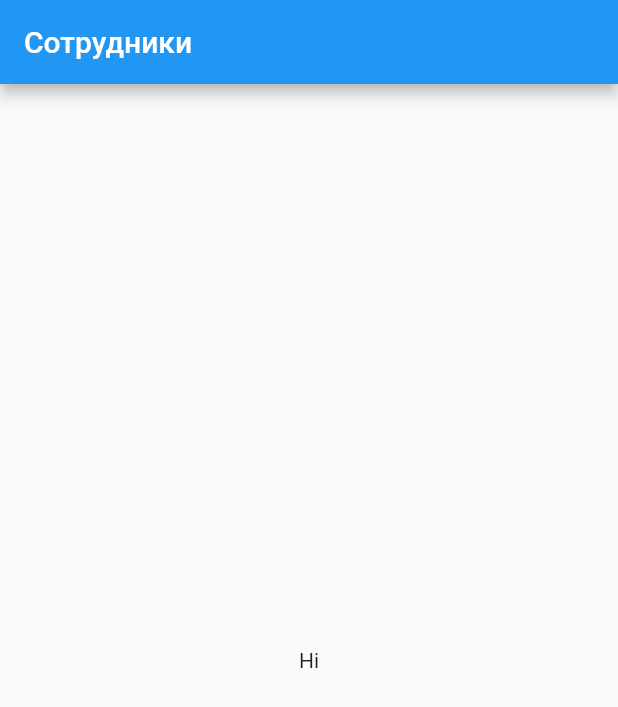
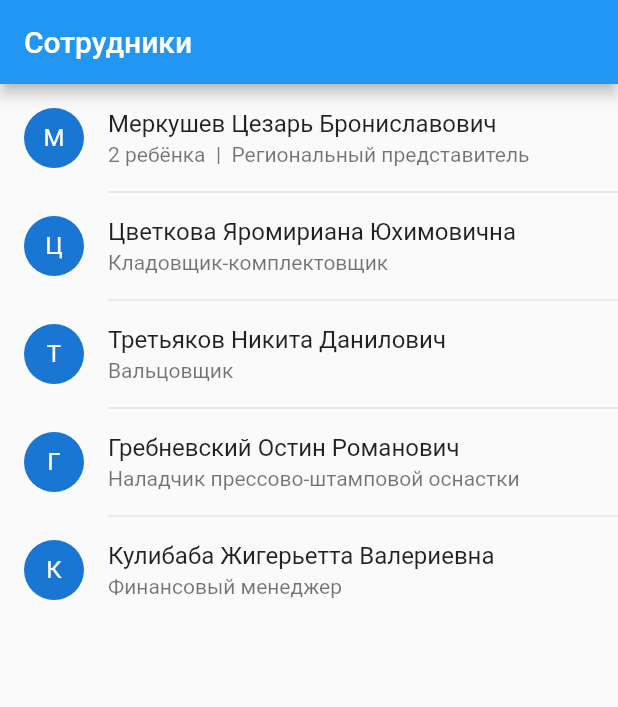
Before and after one commit to PiN73/employees, a Flutter app: the screen it shows after launch, on a phone screen of 412 x 824 dp. Shown: the top 707 px of the screen. Run offline on Flutter 3.47's test engine with Material 2 defaults, Android fonts, the phone set to English and light mode, and no system bars.

Commit message:
display data

```diff
--- /dev/null
+++ b/lib/data/dummy.dart
@@ -0,0 +1,54 @@
+import 'package:employees/models/child.dart';
+import 'package:employees/models/employee.dart';
+
+final List<Employee> dummyData = [
+  Employee(
+    lastName: 'Меркушев',
+    firstName: 'Цезарь',
+    middleName: 'Брониславович',
+    birthDate: DateTime(1991, 7, 26),
+    position: 'Региональный представитель',
+    children: [
+      Child(
+        lastName: 'Меркушев',
+        firstName: 'Болеслав',
+        middleName: 'Цезаревич',
+        birthDate: DateTime(2002, 12, 08),
+      ),
+      Child(
+        lastName: 'Меркушева',
+        firstName: 'Устина',
+        middleName: 'Цезаревна',
+        birthDate: DateTime(2006, 11, 18),
+      ),
+    ],
+  ),
+  Employee(
+    lastName: 'Цветкова',
+    firstName: 'Яромириана',
+    middleName: 'Юхимовична',
+    birthDate: DateTime(1994, 8, 30),
+    position: 'Кладовщик-комплектовщик',
+  ),
+  Employee(
+    lastName: 'Третьяков',
+    firstName: 'Никита',
+    middleName: 'Данилович',
+    birthDate: DateTime(1996, 7, 14),
+    position: 'Вальцовщик',
+  ),
+  Employee(
+    lastName: 'Гребневский',
+    firstName: 'Остин',
+    middleName: 'Романович',
+    birthDate: DateTime(1996, 5, 7),
+    position: 'Наладчик прессово-штамповой оснастки',
+  ),
+  Employee(
+    lastName: 'Кулибаба',
+    firstName: 'Жигерьетта',
+    middleName: 'Валериевна',
+    birthDate: DateTime(1993, 2, 24),
+    position: 'Финансовый менеджер',
+  ),
+];
--- /dev/null
+++ b/lib/data/repository.dart
@@ -0,0 +1,12 @@
+import 'dart:collection';
+
+import 'package:employees/data/dummy.dart';
+import 'package:employees/models/employee.dart';
+import 'package:flutter/foundation.dart';
+
+class Repository with ChangeNotifier {
+  List<Employee> _employees = dummyData;
+
+  UnmodifiableListView<Employee> get employees =>
+      UnmodifiableListView(_employees);
+}
--- a/lib/main.dart
+++ b/lib/main.dart
@@ -1,7 +1,20 @@
+import 'package:employees/data/repository.dart';
+import 'package:employees/pages/employees_page.dart';
 import 'package:flutter/material.dart';
+import 'package:intl/date_symbol_data_local.dart';
+import 'package:intl/intl.dart';
+import 'package:provider/provider.dart';
 
-void main() {
-  runApp(MyApp());
+void main() async {
+  // support only russian
+  Intl.defaultLocale = 'ru-RU';
+  await initializeDateFormatting('ru-RU');
+  runApp(
+    ChangeNotifierProvider(
+      create: (context) => Repository(),
+      child: MyApp(),
+    ),
+  );
 }
 
 class MyApp extends StatelessWidget {
@@ -12,22 +25,14 @@ class MyApp extends StatelessWidget {
       theme: ThemeData(
         primarySwatch: Colors.blue,
         visualDensity: VisualDensity.adaptivePlatformDensity,
+        pageTransitionsTheme: PageTransitionsTheme(
+          builders: {
+            TargetPlatform.android: ZoomPageTransitionsBuilder(),
+            TargetPlatform.iOS: CupertinoPageTransitionsBuilder(),
+          },
+        ),
       ),
-      home: MyHomePage(),
+      home: EmployeesPage(),
     );
   }
 }
-
-class MyHomePage extends StatelessWidget {
-  @override
-  Widget build(BuildContext context) {
-    return Scaffold(
-      appBar: AppBar(
-        title: Text('Сотрудники'),
-      ),
-      body: Center(
-        child: Text('Hi'),
-      ),
-    );
-  }
-}
--- /dev/null
+++ b/lib/models/child.dart
@@ -0,0 +1,17 @@
+import 'package:employees/models/user.dart';
+import 'package:flutter/foundation.dart';
+
+@immutable
+class Child extends User {
+  Child({
+    @required String lastName,
+    @required String firstName,
+    @required String middleName,
+    @required DateTime birthDate,
+  }) : super(
+    lastName: lastName,
+    firstName: firstName,
+    middleName: middleName,
+    birthDate: birthDate,
+  );
+}
--- /dev/null
+++ b/lib/models/employee.dart
@@ -0,0 +1,23 @@
+import 'package:employees/models/child.dart';
+import 'package:employees/models/user.dart';
+import 'package:flutter/foundation.dart';
+
+@immutable
+class Employee extends User {
+  final String position;
+  final List<Child> children;
+
+  Employee({
+    @required String lastName,
+    @required String firstName,
+    @required String middleName,
+    @required DateTime birthDate,
+    @required this.position,
+    this.children = const [],
+  }) : super(
+    lastName: lastName,
+    firstName: firstName,
+    middleName: middleName,
+    birthDate: birthDate,
+  );
+}
--- /dev/null
+++ b/lib/models/user.dart
@@ -0,0 +1,20 @@
+import 'package:flutter/foundation.dart';
+
+@immutable
+abstract class User {
+  final String lastName;
+  final String firstName;
+  final String middleName;
+  final DateTime birthDate;
+
+  User({
+    @required this.lastName,
+    @required this.firstName,
+    @required this.middleName,
+    @required this.birthDate,
+  });
+
+  String get fullName => '$lastName $firstName $middleName';
+
+  String get initials => '$lastName ${firstName[0]}. ${middleName[0]}.';
+}
--- /dev/null
+++ b/lib/pages/employees_page.dart
@@ -0,0 +1,77 @@
+import 'package:employees/data/repository.dart';
+import 'package:employees/models/employee.dart';
+import 'package:employees/pages/employee_page.dart';
+import 'package:employees/strings.dart';
+import 'package:employees/utils.dart';
+import 'package:flutter/cupertino.dart';
+import 'package:flutter/material.dart';
+import 'package:provider/provider.dart';
+
+class EmployeesPage extends StatelessWidget {
+  const EmployeesPage();
+
+  @override
+  Widget build(BuildContext context) {
+    return Scaffold(
+      appBar: AppBar(
+        title: Text('Сотрудники'),
+      ),
+      body: _EmployeesList(
+        data: context.select((Repository r) => r.employees),
+      ),
+    );
+  }
+}
+
+class _EmployeesList extends StatelessWidget {
+  final List<Employee> data;
+
+  const _EmployeesList({@required this.data});
+
+  @override
+  Widget build(BuildContext context) {
+    return ListView.separated(
+      itemCount: data.length,
+      itemBuilder: (context, i) => _Employee(data: data[i]),
+      separatorBuilder: (context, i) => Divider(height: 0, indent: 72),
+    );
+  }
+}
+
+class _Employee extends StatelessWidget {
+  final Employee data;
+
+  const _Employee({@required this.data});
+
+  @override
+  Widget build(BuildContext context) {
+    return ListTile(
+      leading: CircleAvatar(
+        child: Text(data.lastName[0]),
+      ),
+      title: Text(
+        data.fullName,
+        maxLines: 1,
+        overflow: TextOverflow.ellipsis,
+      ),
+      subtitle: Text(
+        subtitleText,
+        maxLines: 1,
+        overflow: TextOverflow.ellipsis,
+      ),
+      onTap: () => Navigator.of(context).push(
+        MaterialPageRoute(
+          builder: (context) => EmployeePage(data: data),
+        ),
+      ),
+    );
+  }
+
+  String get subtitleText {
+    if (data.children.isNotEmpty) {
+      final children = Strings.childrenCount(data.children.length).capitalize();
+      return children + '  |  ' + data.position;
+    }
+    return data.position;
+  }
+}
--- /dev/null
+++ b/lib/strings.dart
@@ -0,0 +1,48 @@
+import 'package:flutter/foundation.dart';
+import 'package:intl/intl.dart';
+
+class _Plural {
+  final String one, few, many;
+
+  const _Plural({
+    @required this.one,
+    @required this.few,
+    @required this.many,
+  });
+
+  String call(int number) {
+    return Intl.plural(
+      number,
+      one: one,
+      few: few,
+      many: many,
+      other: many,
+      args: [number],
+    );
+  }
+}
+
+class Strings {
+  static const children = _Plural(
+    one: 'ребёнок',
+    few: 'ребёнка',
+    many: 'детей',
+  );
+
+  static String childrenCount(int number) {
+    final count = number == 0 ? 'нет' : '$number';
+    final label = children(number);
+    return '$count $label';
+  }
+
+  static const ages = _Plural(
+    one: 'год',
+    few: 'года',
+    many: 'лет',
+  );
+
+  static String agesCount(int number) {
+    final label = ages(number);
+    return '$number $label';
+  }
+}
--- a/pubspec.yaml
+++ b/pubspec.yaml
@@ -10,6 +10,8 @@ environment:
 dependencies:
   flutter:
     sdk: flutter
+  provider: ^4.1.3
+  intl: ^0.16.1
 
 dev_dependencies:
   flutter_test:
```
Also changed, not shown: lib/pages/employee_page.dart (added, +89 -0 lines), lib/utils.dart (added, +21 -0 lines), lib/widgets/user_info.dart (added, +72 -0 lines), pubspec.lock.
